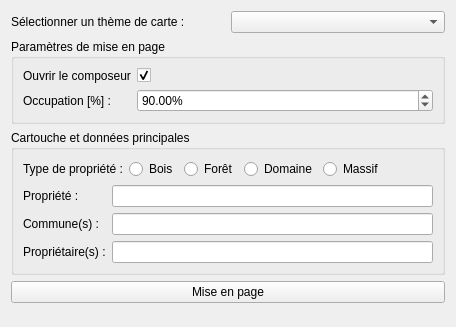
This is qsequoia2/modules/layout_designer/layout_designer.ui in SequoiApp/Qsequoia2 as Qt 5 draws it before an edit. The edited form follows.
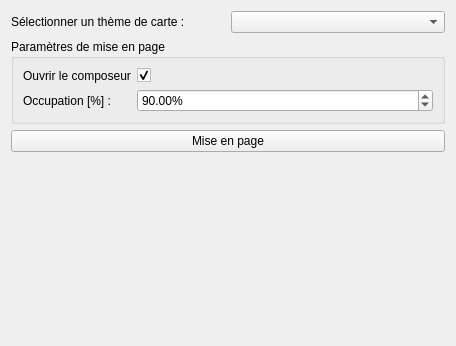
This is the edited form. Custom widgets are drawn as their Qt base class.

```diff
--- a/qsequoia2/modules/layout_designer/layout_designer.ui
+++ b/qsequoia2/modules/layout_designer/layout_designer.ui
@@ -7,10 +7,10 @@
     <x>0</x>
     <y>0</y>
     <width>456</width>
-    <height>327</height>
+    <height>346</height>
    </rect>
   </property>
-  <layout class="QVBoxLayout" name="verticalLayout" stretch="0,0,0,0,0">
+  <layout class="QVBoxLayout" name="verticalLayout" stretch="0,0,0,0">
    <item>
     <layout class="QHBoxLayout" name="hbox_project">
      <item>
@@ -75,113 +75,6 @@
      </layout>
     </widget>
    </item>
-   <item>
-    <widget class="QGroupBox" name="gbox_cartouche">
-     <property name="title">
-      <string>Cartouche et données principales</string>
-     </property>
-     <layout class="QVBoxLayout">
-      <item>
-       <layout class="QHBoxLayout" name="horizontalLayout">
-        <item>
-         <widget class="QLabel" name="lbl_type">
-          <property name="text">
-           <string>Type de propriété :</string>
-          </property>
-         </widget>
-        </item>
-        <item>
-         <widget class="QRadioButton" name="rb_bois">
-          <property name="text">
-           <string>Bois</string>
-          </property>
-         </widget>
-        </item>
-        <item>
-         <widget class="QRadioButton" name="rb_foret">
-          <property name="text">
-           <string>Forêt</string>
-          </property>
-         </widget>
-        </item>
-        <item>
-         <widget class="QRadioButton" name="rb_domaine">
-          <property name="text">
-           <string>Domaine</string>
-          </property>
-         </widget>
-        </item>
-        <item>
-         <widget class="QRadioButton" name="rb_massif">
-          <property name="text">
-           <string>Massif</string>
-          </property>
-         </widget>
-        </item>
-        <item>
-         <spacer name="horizontalSpacer">
-          <property name="orientation">
-           <enum>Qt::Horizontal</enum>
-          </property>
-          <property name="sizeHint" stdset="0">
-           <size>
-            <width>40</width>
-            <height>20</height>
-           </size>
-          </property>
-         </spacer>
-        </item>
-       </layout>
-      </item>
-      <item>
-       <layout class="QFormLayout" name="fl_cartouche_default">
-        <item row="0" column="0">
-         <widget class="QLabel" name="lbl_propriete">
-          <property name="text">
-           <string>Propriété :</string>
-          </property>
-         </widget>
-        </item>
-        <item row="0" column="1">
-         <widget class="QLineEdit" name="le_propriete">
-          <property name="readOnly">
-           <bool>false</bool>
-          </property>
-         </widget>
-        </item>
-        <item row="1" column="0">
-         <widget class="QLabel" name="lbl_commune">
-          <property name="text">
-           <string>Commune(s) :</string>
-          </property>
-         </widget>
-        </item>
-        <item row="1" column="1">
-         <widget class="QLineEdit" name="le_commune">
-          <property name="readOnly">
-           <bool>false</bool>
-          </property>
-         </widget>
-        </item>
-        <item row="2" column="0">
-         <widget class="QLabel" name="lbl_proprietaire">
-          <property name="text">
-           <string>Propriétaire(s) :</string>
-          </property>
-         </widget>
-        </item>
-        <item row="2" column="1">
-         <widget class="QLineEdit" name="le_proprietaire">
-          <property name="readOnly">
-           <bool>false</bool>
-          </property>
-         </widget>
-        </item>
-       </layout>
-      </item>
-     </layout>
-    </widget>
-   </item>
    <item>
     <widget class="QPushButton" name="btn_run">
      <property name="text">
```
